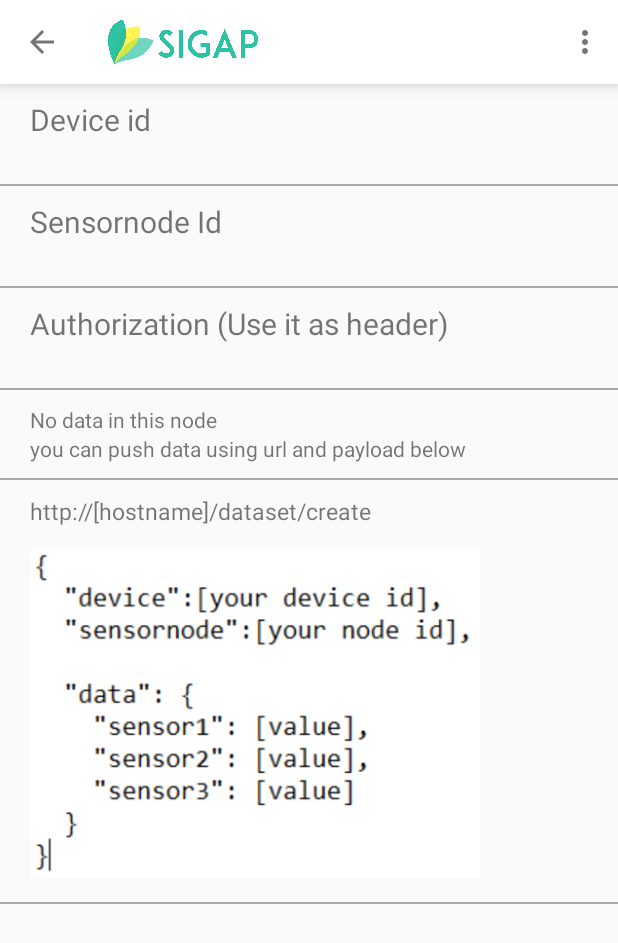
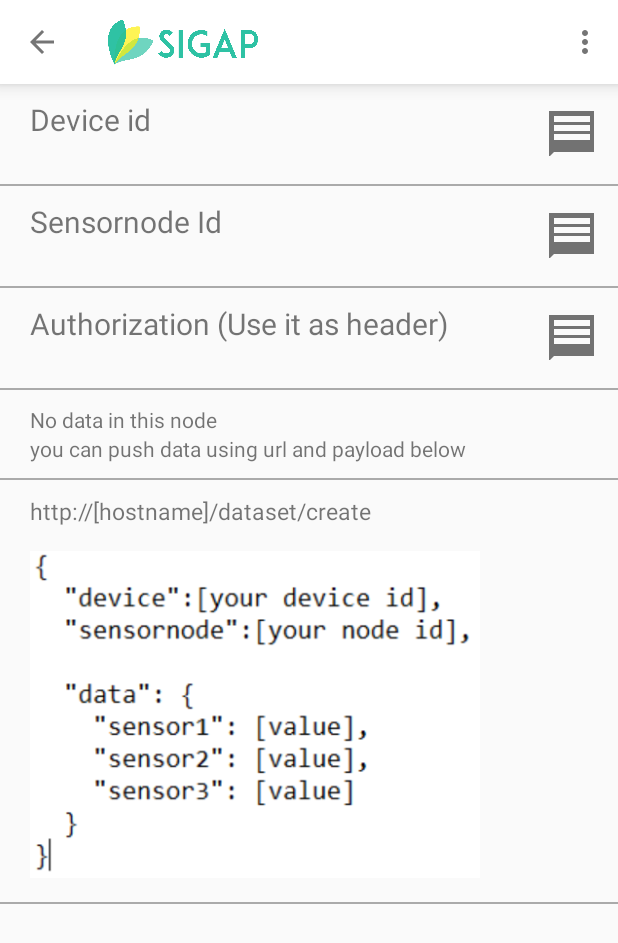
Before and after one commit to akhiyarwaladi/Skripsi-mobile, an Android app: the EmptyData screen opened directly, with no data from a screen before it, on a phone screen of 412 x 824 dp. Shown: the top 943 px of the screen. Run offline under Robolectric (Android 15) with nearby library versions, the phone set to English and light mode, and no system bars; our stand-ins replace ButterKnife, Firebase (no records; nobody signed in at launch, a user with empty details on screens opened directly); network calls fail.

Commit message:
tambah button copy empty activity

```diff
--- a/app/src/main/java/com/example/aw/sigap/activity/DetailActivity.java
+++ b/app/src/main/java/com/example/aw/sigap/activity/DetailActivity.java
@@ -141,7 +141,7 @@ public class DetailActivity extends BaseActivity {
             getData();
         }
         else {
-            Toast.makeText(this, "bukan sigap", Toast.LENGTH_SHORT).show();
+            //Toast.makeText(this, "bukan sigap", Toast.LENGTH_SHORT).show();
             btnON.setVisibility(View.GONE);
             btnOFF.setVisibility(View.GONE);
             getOther();
--- a/app/src/main/java/com/example/aw/sigap/activity/EmptyData.java
+++ b/app/src/main/java/com/example/aw/sigap/activity/EmptyData.java
@@ -1,5 +1,7 @@
 package com.example.aw.sigap.activity;
 
+import android.content.ClipData;
+import android.content.ClipboardManager;
 import android.content.Context;
 import android.content.Intent;
 import android.content.SharedPreferences;
@@ -9,7 +11,11 @@ import android.support.v7.widget.Toolbar;
 import android.util.Log;
 import android.view.Menu;
 import android.view.MenuItem;
+import android.view.View;
+import android.widget.Button;
+import android.widget.ImageButton;
 import android.widget.TextView;
+import android.widget.Toast;
 
 import com.example.aw.sigap.R;
 import com.example.aw.sigap.app.Config;
@@ -26,6 +32,7 @@ public class EmptyData extends AppCompatActivity {
     private TextView tvToken;
     private Toolbar toolbar;
     private String id_alat, id_device, apiKey;
+    private ImageButton copy_deviceid, copy_sensornodeid, copy_authorization;
     @Override
     protected void onCreate(Bundle savedInstanceState) {
         super.onCreate(savedInstanceState);
@@ -56,6 +63,39 @@ public class EmptyData extends AppCompatActivity {
         tvNode.setText(id_alat);
         tvToken.setText(apiKey);
 
+        copy_deviceid =(ImageButton) findViewById(R.id.btn_copy_deviceid);
+        copy_deviceid.setOnClickListener(new View.OnClickListener() {
+            @Override
+            public void onClick(View view) {
+                ClipboardManager clipboard = (ClipboardManager) getSystemService(Context.CLIPBOARD_SERVICE);
+                ClipData clip = ClipData.newPlainText("simple text", tvDevice.getText());
+                clipboard.setPrimaryClip(clip);
+                Toast.makeText(EmptyData.this, "copied deviceid to clipboard", Toast.LENGTH_SHORT).show();
+            }
+        });
+
+        copy_sensornodeid = (ImageButton) findViewById(R.id.btn_copy_sensornodeid);
+        copy_sensornodeid.setOnClickListener(new View.OnClickListener() {
+            @Override
+            public void onClick(View view) {
+                ClipboardManager clipboard = (ClipboardManager) getSystemService(Context.CLIPBOARD_SERVICE);
+                ClipData clip = ClipData.newPlainText("simple text", tvNode.getText());
+                clipboard.setPrimaryClip(clip);
+                Toast.makeText(EmptyData.this, "copied sensornodeid to clipboard", Toast.LENGTH_SHORT).show();
+            }
+        });
+
+        copy_authorization = (ImageButton) findViewById(R.id.btn_copy_authorization);
+        copy_authorization.setOnClickListener(new View.OnClickListener() {
+            @Override
+            public void onClick(View view) {
+                ClipboardManager clipboard = (ClipboardManager) getSystemService(Context.CLIPBOARD_SERVICE);
+                ClipData clip = ClipData.newPlainText("simple text", tvToken.getText());
+                clipboard.setPrimaryClip(clip);
+                Toast.makeText(EmptyData.this, "copied authorization to clipboard", Toast.LENGTH_SHORT).show();
+            }
+        });
+
     }
 
     @Override
--- a/app/src/main/res/layout/activity_empty_data.xml
+++ b/app/src/main/res/layout/activity_empty_data.xml
@@ -1,5 +1,6 @@
 <?xml version="1.0" encoding="utf-8"?>
 <LinearLayout xmlns:android="http://schemas.android.com/apk/res/android"
+    xmlns:app="http://schemas.android.com/apk/res-auto"
     android:orientation="vertical"
     android:layout_width="match_parent"
     android:layout_height="match_parent">
@@ -19,10 +20,13 @@
             android:src="@drawable/sigap1"/>
     </android.support.v7.widget.Toolbar>
 
-
+    <LinearLayout
+        android:layout_width="match_parent"
+        android:layout_height="wrap_content"
+        android:orientation="horizontal">
 
         <LinearLayout
-        android:layout_width="match_parent"
+            android:layout_width="wrap_content"
             android:layout_height="wrap_content"
             android:orientation="vertical"
             android:layout_marginTop="10dp"
@@ -35,24 +39,51 @@
                 android:layout_height="wrap_content"
                 android:text="Device id"
                 android:textSize="20dp"
-            />
+                android:id="@+id/devid" />
 
             <TextView
                 android:id="@+id/devID"
                 android:layout_width="wrap_content"
                 android:layout_height="wrap_content"
-            android:text="deviceid"/>
+                android:text="deviceid"
+                android:layout_below="@+id/devid"
+                android:textIsSelectable="true"/>
 
         </LinearLayout>
 
+        <LinearLayout
+            android:layout_width="fill_parent"
+            android:layout_height="wrap_content"
+            android:gravity="right"
+            android:layout_gravity="center"
+            android:orientation="horizontal" >
+
+            <ImageButton
+                android:layout_width="30dp"
+                android:layout_height="30dp"
+
+                android:layout_marginRight="@dimen/md_keylines"
+                app:srcCompat="@drawable/ic_message_black_48dp"
+                android:layout_gravity="right"
+                android:text="copy"
+                android:id="@+id/btn_copy_deviceid"
+                style="?android:attr/borderlessButtonStyle"
+                android:tint="@color/textColorSecondary"/>
+
+        </LinearLayout>
+
+    </LinearLayout>
     <View
         android:layout_width="match_parent"
         android:layout_height="1dp"
         android:background="@android:color/darker_gray"/>
 
-
     <LinearLayout
         android:layout_width="match_parent"
+        android:layout_height="wrap_content"
+        android:orientation="horizontal">
+    <LinearLayout
+        android:layout_width="wrap_content"
         android:layout_height="wrap_content"
         android:orientation="vertical"
         android:layout_marginTop="10dp"
@@ -73,6 +104,30 @@
             android:layout_height="wrap_content"
             android:text="sensornodeid"/>
 
+
+
+    </LinearLayout>
+        <LinearLayout
+            android:layout_width="fill_parent"
+            android:layout_height="wrap_content"
+            android:gravity="right"
+            android:layout_gravity="center"
+            android:orientation="horizontal" >
+
+            <ImageButton
+                android:layout_width="30dp"
+                android:layout_height="30dp"
+
+                android:layout_marginRight="@dimen/md_keylines"
+                app:srcCompat="@drawable/ic_message_black_48dp"
+                android:layout_gravity="right"
+                android:text="copy"
+                android:id="@+id/btn_copy_sensornodeid"
+                style="?android:attr/borderlessButtonStyle"
+                android:tint="@color/textColorSecondary"/>
+
+        </LinearLayout>
+
     </LinearLayout>
 
     <View
@@ -82,6 +137,9 @@
 
     <LinearLayout
         android:layout_width="match_parent"
+        android:layout_height="wrap_content">
+    <LinearLayout
+        android:layout_width="wrap_content"
         android:layout_height="wrap_content"
         android:orientation="vertical"
         android:layout_marginTop="10dp"
@@ -102,6 +160,30 @@
             android:layout_height="wrap_content"
             android:text="apiid"/>
 
+
+
+    </LinearLayout>
+
+        <LinearLayout
+            android:layout_width="fill_parent"
+            android:layout_height="wrap_content"
+            android:gravity="right"
+            android:layout_gravity="center"
+            android:orientation="horizontal" >
+
+            <ImageButton
+                android:layout_width="30dp"
+                android:layout_height="30dp"
+
+                android:layout_marginRight="@dimen/md_keylines"
+                app:srcCompat="@drawable/ic_message_black_48dp"
+                android:layout_gravity="right"
+                android:text="copy"
+                android:id="@+id/btn_copy_authorization"
+                style="?android:attr/borderlessButtonStyle"
+                android:tint="@color/textColorSecondary"/>
+
+        </LinearLayout>
     </LinearLayout>
     <View
         android:layout_width="match_parent"
--- a/app/src/main/res/values/colors.xml
+++ b/app/src/main/res/values/colors.xml
@@ -5,4 +5,6 @@
     <color name="colorPrimaryDark">#303F9F</color>
     <color name="colorAccent">#e6ff00</color>
 
+    <color name="textColorSecondary">#727272</color>
+
 </resources>
--- a/app/src/main/res/values/dimens.xml
+++ b/app/src/main/res/values/dimens.xml
@@ -12,4 +12,8 @@
     <dimen name="margin_large">8dp</dimen>
     <dimen name="text_size_large">16sp</dimen>
     <dimen name="margin_small">0dp</dimen>
+
+    <dimen name="cards_button_width">45dp</dimen>
+    <dimen name="cards_button_height">45dp</dimen>
+    <dimen name="md_keylines">16dp</dimen>
 </resources>
```
Also changed, not shown: app/src/main/res/drawable-hdpi/ic_delete_black_48dp.png (added), app/src/main/res/drawable-hdpi/ic_message_black_48dp.png (added), app/src/main/res/drawable-mdpi/ic_delete_black_48dp.png (added), app/src/main/res/drawable-mdpi/ic_message_black_48dp.png (added), app/src/main/res/drawable-xhdpi/ic_delete_black_48dp.png (added), app/src/main/res/drawable-xhdpi/ic_message_black_48dp.png (added), app/src/main/res/drawable-xxhdpi/ic_delete_black_48dp.png (added), app/src/main/res/drawable-xxhdpi/ic_message_black_48dp.png (added), app/src/main/res/drawable-xxxhdpi/ic_delete_black_48dp.png (added), app/src/main/res/drawable-xxxhdpi/ic_message_black_48dp.png (added). Lines whose indentation alone changed are shown as unchanged.
